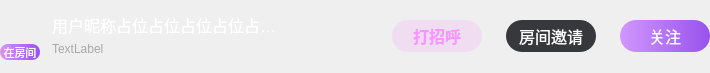
First picture: the form in UI/NewUserItem.ui, repository zhaopan06/AudioTool, before the edit.
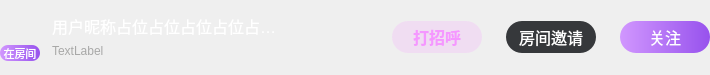
Second picture: the form after the edit. Custom widgets are drawn as their Qt base class.

What changed in the file:
```diff
--- a/UI/NewUserItem.ui
+++ b/UI/NewUserItem.ui
@@ -7,7 +7,7 @@
     <x>0</x>
     <y>0</y>
     <width>710</width>
-    <height>70</height>
+    <height>75</height>
    </rect>
   </property>
   <property name="windowTitle">
@@ -135,9 +135,7 @@
        <item>
         <widget class="QLabel" name="label">
          <property name="styleSheet">
-          <string notr="true">font-family: &quot;微软雅黑&quot;;
-font-weight: 400;
-font-size: 12px;
+          <string notr="true">font-size: 12px;
 color: #A8A8A7;
 line-height: 17px;
 text-align: left;
```
Left out of the diff: 15 changed lines with no effect on the pictures.
